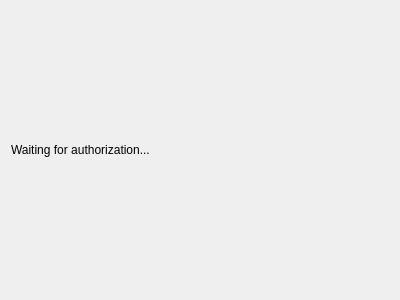
KDE/kaccounts-integration, file src/google/oauth.ui: the form before one commit.
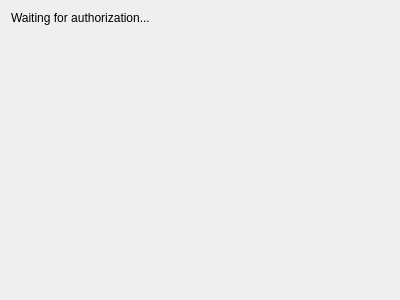
The form after the commit.

Commit message: Better layout for oauth.ui

Patch:
```diff
--- a/src/google/oauth.ui
+++ b/src/google/oauth.ui
@@ -14,19 +14,6 @@
    <string>Form</string>
   </property>
   <layout class="QVBoxLayout" name="verticalLayout">
-   <item>
-    <spacer name="verticalSpacer">
-     <property name="orientation">
-      <enum>Qt::Vertical</enum>
-     </property>
-     <property name="sizeHint" stdset="0">
-      <size>
-       <width>20</width>
-       <height>133</height>
-      </size>
-     </property>
-    </spacer>
-   </item>
    <item>
     <widget class="QLabel" name="label">
      <property name="text">
```
